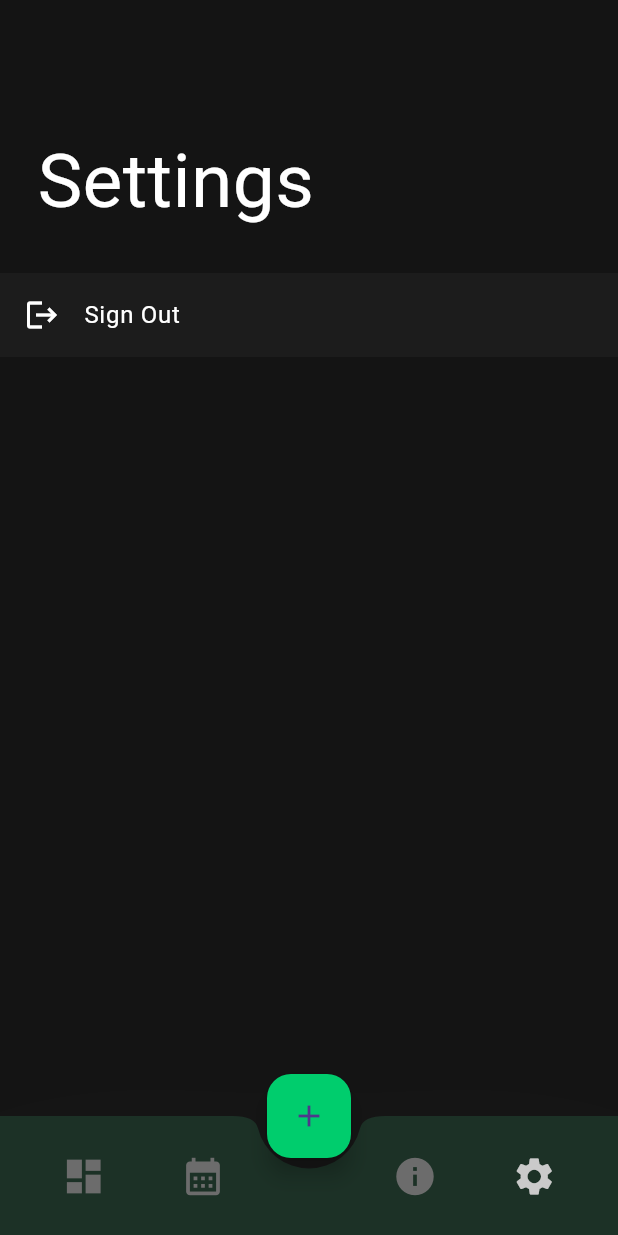
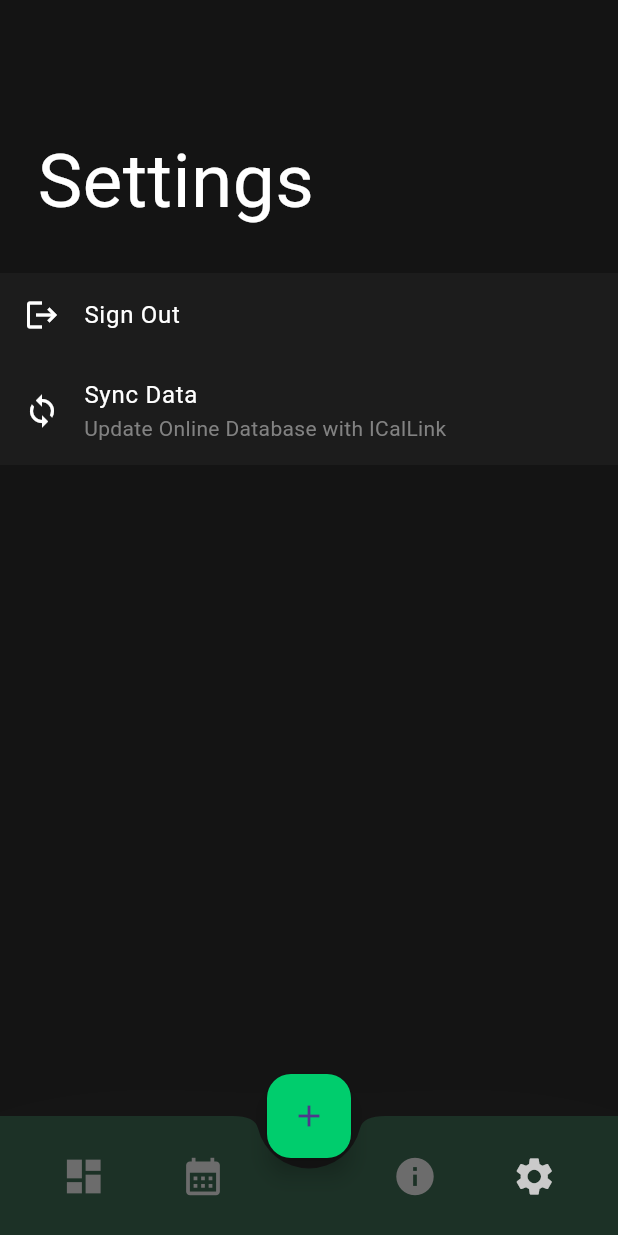
Before and after one commit to TheSciCoder3000/S-Hub, a Flutter app: the screen it shows once a user with an empty profile is signed in, swiped to page 4, on a phone screen of 412 x 824 dp. Run offline on Flutter 3.47's test engine with Material 3 defaults, Android fonts, the phone set to English and light mode, and no system bars; our stand-ins replace cloud_firestore, firebase_auth, firebase_core, table_calendar; missing offline and left inert: icalendar_parser; accounts and stored records are empty.

Commit message:
connected to firebase

```diff
--- a/lib/screens/settings/settings.dart
+++ b/lib/screens/settings/settings.dart
@@ -1,5 +1,8 @@
 import 'package:flutter/material.dart';
+import 'package:provider/provider.dart';
+import 'package:s_hub/models/user.dart';
 import 'package:s_hub/utils/firebase/auth.dart';
+import 'package:s_hub/utils/firebase/db.dart';
 
 class AppSettigs extends StatefulWidget {
   const AppSettigs({super.key});
@@ -11,6 +14,8 @@ class AppSettigs extends StatefulWidget {
 class _AppSettigsState extends State<AppSettigs> {
   @override
   Widget build(BuildContext context) {
+    String? uid = context.select<SUser, String?>((model) => model.uid);
+
     return SingleChildScrollView(
       child: SafeArea(
         child: Column(
@@ -34,7 +39,18 @@ class _AppSettigsState extends State<AppSettigs> {
               onTap: () {
                 AuthService().signOut();
               },
-            )
+            ),
+            ListTile(
+              title: const Text("Sync Data", style: TextStyle(color: Colors.white)),
+              leading: const Icon(Icons.sync, color: Colors.white),
+              subtitle: const Text("Update Online Database with ICalLink", style: TextStyle(color: Color.fromARGB(255, 130, 130, 130)),),
+              tileColor: const Color.fromARGB(255, 28, 28, 28),
+              onTap: () {
+                if (uid != null) {
+                  FirestoreService(uid: uid).syncEvents();
+                }
+              },
+            ),
           ],
         ),
       ),
--- a/lib/screens/wrapper.dart
+++ b/lib/screens/wrapper.dart
@@ -1,5 +1,4 @@
 import 'package:flutter/material.dart';
-import 'package:icalendar_parser/icalendar_parser.dart';
 import 'package:provider/provider.dart';
 import 'package:s_hub/models/event.dart';
 import 'package:s_hub/models/user.dart';
@@ -7,7 +6,6 @@ import 'package:s_hub/screens/dashboard/ical_viewer.dart';
 import 'package:s_hub/screens/dashboard/index.dart';
 import 'package:s_hub/screens/settings/settings.dart';
 import 'package:s_hub/utils/firebase/db.dart';
-import 'package:s_hub/utils/utils.dart';
 
 class MainWrapper extends StatefulWidget {
   const MainWrapper({super.key});
@@ -30,10 +28,9 @@ class _MainWrapperState extends State<MainWrapper> {
       EventState eventState = context.read<EventState>();
 
       if (user != null) {
-        FirestoreService(uid: user).getICalLink()
-        .then((icalPath) async {
-          ICalendar? cal = await fetchCalendarData(icalPath);
-          if (cal != null) eventState.parse(cal.data);
+        FirestoreService(uid: user).getAllEvents()
+        .then((eventList) {
+          eventState.parse(eventList);
         });
       }
     });
```
Also changed, not shown: lib/models/event.dart (+19 -7 lines), lib/screens/dashboard/index.dart (+5 -30 lines), lib/utils/utils.dart (+8 -4 lines).
